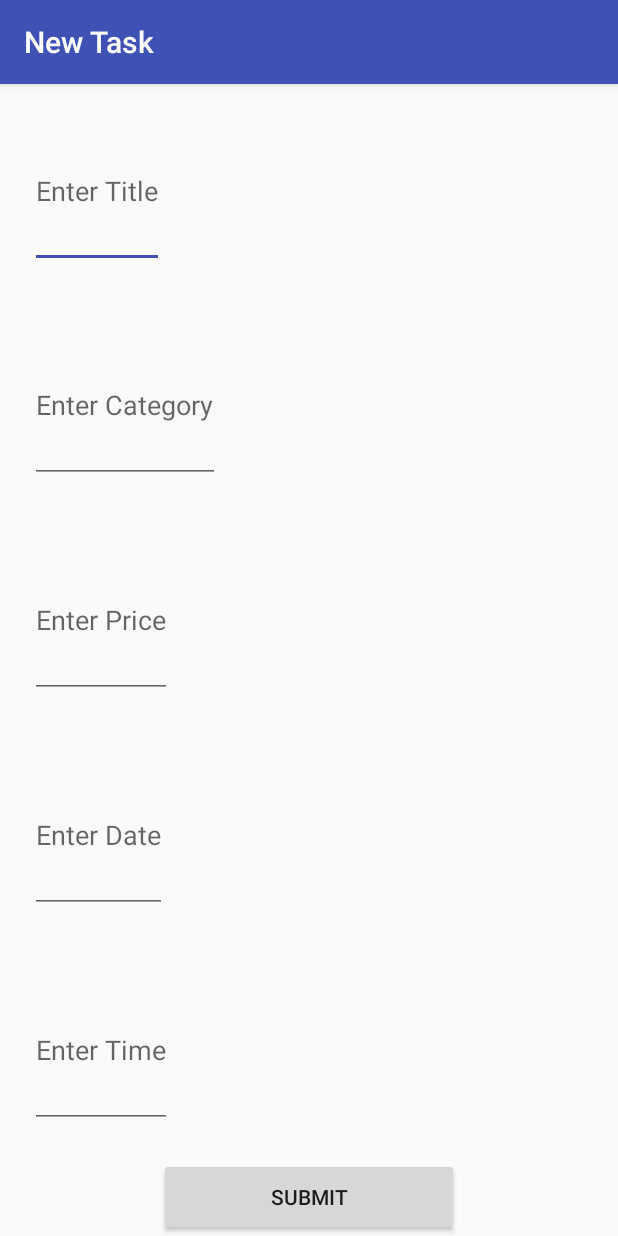
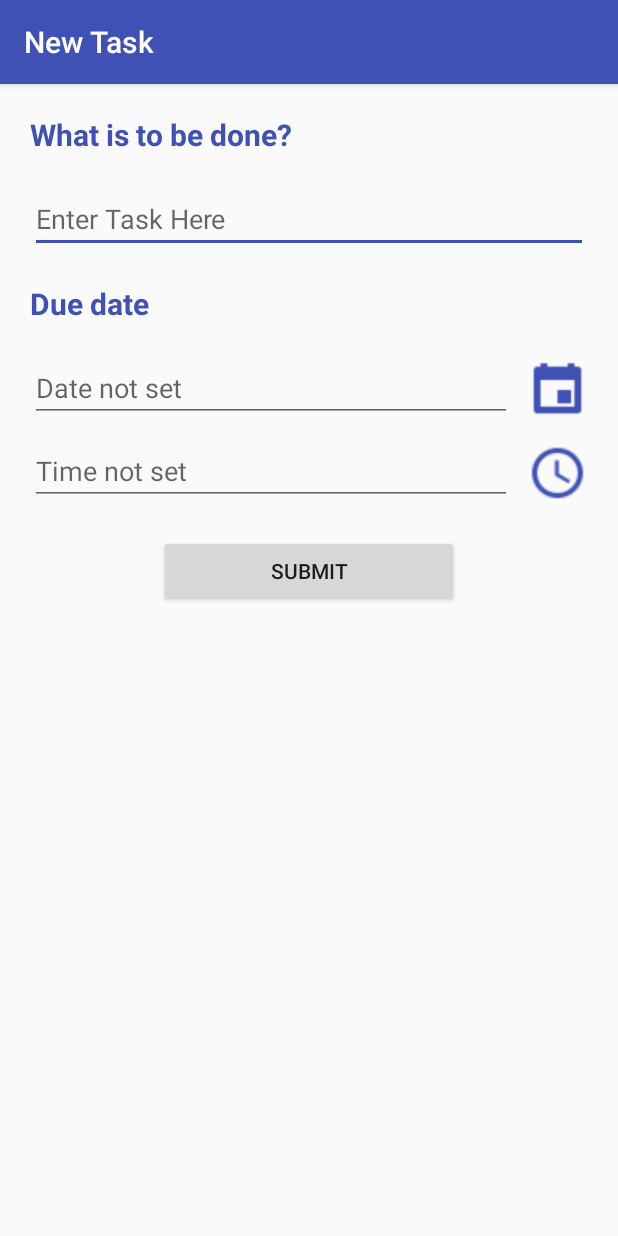
Before and after one commit to Aksh-ay/To-Do, an Android app: the screen it shows after launch (ExpenseDetailActivity), after a tap on an icon or button, on a phone screen of 412 x 824 dp. Run offline under Robolectric (Android 15) with nearby library versions, the phone set to English and light mode, and no system bars.

Commit message:
UI complete

```diff
--- a/app/src/main/java/com/example/asus/todoclass2/ExpenseDetailActivity.java
+++ b/app/src/main/java/com/example/asus/todoclass2/ExpenseDetailActivity.java
@@ -22,8 +22,8 @@ public class ExpenseDetailActivity extends AppCompatActivity {
     String title;
     int Id;
     EditText titleTextView;
-    EditText categoryTextView;
-    EditText priceTextView;
+//    EditText categoryTextView;
+//    EditText priceTextView;
     EditText dateEditText;
     EditText timeEditText;
     long time;
@@ -35,11 +35,13 @@ public class ExpenseDetailActivity extends AppCompatActivity {
         super.onCreate(savedInstanceState);
         setContentView(R.layout.activity_expense_detail);
         titleTextView = (EditText) findViewById(R.id.expenseDetailTitleTextView);
-        categoryTextView = (EditText) findViewById(R.id.expenseDetailCategoryTextView);
-        priceTextView = (EditText) findViewById(R.id.expenseDetailPriceTextView);
+//        categoryTextView = (EditText) findViewById(R.id.expenseDetailCategoryTextView);
+//        priceTextView = (EditText) findViewById(R.id.expenseDetailPriceTextView);
         dateEditText = (EditText) findViewById(R.id.expenseDetailDateTextView);
         timeEditText = (EditText) findViewById(R.id.expenseDetailTimeTextView);
         Button submitButton = (Button) findViewById(R.id.expenseDetailSubmitButton);
+        Button dateButton = (Button) findViewById(R.id.dateButton);
+        Button timeButton = (Button) findViewById(R.id.timeButton);
         Intent i = getIntent();
         title   = i.getStringExtra(IntentConstants.EXPENSE_TITLE);
         oldtime = i.getLongExtra("epoch",-1);
@@ -47,10 +49,10 @@ public class ExpenseDetailActivity extends AppCompatActivity {
         setTitle(title);
          if (Id!= -1)
          {   setTitle("Update Task");
-             double oldprice = i.getDoubleExtra("price",-1);
+//             double oldprice = i.getDoubleExtra("price",-1);
              titleTextView.setText(title);
-             categoryTextView.setText(i.getStringExtra("category"));
-             priceTextView.setText(oldprice+"");
+//             categoryTextView.setText(i.getStringExtra("category"));
+//             priceTextView.setText(oldprice+"");
              Calendar calendar = Calendar.getInstance();
              calendar.setTimeInMillis(oldtime);
 
@@ -75,6 +77,18 @@ public class ExpenseDetailActivity extends AppCompatActivity {
             }
         });
 
+        dateButton.setOnClickListener(new View.OnClickListener() {
+            @Override
+            public void onClick(View v) {
+                Calendar newCalendar = Calendar.getInstance();
+                int month = newCalendar.get(Calendar.MONTH);  // Current month
+                int year = newCalendar.get(Calendar.YEAR);   // Current year
+                int day= newCalendar.get(Calendar.DATE);
+                showDatePicker(ExpenseDetailActivity.this, year, month, day );
+
+            }
+        });
+
 
         timeEditText.setOnClickListener(new View.OnClickListener() {
             @Override
@@ -87,33 +101,40 @@ public class ExpenseDetailActivity extends AppCompatActivity {
             }
         });
 
+        timeButton.setOnClickListener(new View.OnClickListener() {
+            @Override
+            public void onClick(View v) {
+                Calendar newCalendar =  Calendar.getInstance();
+                int hour = newCalendar.get(Calendar.HOUR_OF_DAY);
+                int mins = newCalendar.get(Calendar.MINUTE);
+                showTimePicker(ExpenseDetailActivity.this,hour,mins);
+            }
+        });
+
         submitButton.setOnClickListener(new View.OnClickListener() {
             @Override
             public void onClick(View v) {
                 String newTitle = titleTextView.getText().toString();
-                String newCategory = categoryTextView.getText().toString();
-                String price = priceTextView.getText().toString();
-                double newPrice = 0;
+//                String newCategory = categoryTextView.getText().toString();
+//                String price = priceTextView.getText().toString();
+//                double newPrice = 0;
 
                 if(newTitle.trim().isEmpty()){
                     titleTextView.setError("This Field cannont be empty.");
                     return;
                 }
 
-                if (!price.isEmpty()){
-                    newPrice = Double.parseDouble(price);
+//                if (!price.isEmpty()){
+//                    newPrice = Double.parseDouble(price);
+//                }
 
 
-
-
-
-                }
                ExpenseOpenHelper expenseOpenHelper = ExpenseOpenHelper.getOpenHelperInstance(ExpenseDetailActivity.this);
                 SQLiteDatabase database = expenseOpenHelper.getWritableDatabase();
                 ContentValues cv = new ContentValues();
                 cv.put(ExpenseOpenHelper.Expense_TITLE, newTitle);
-                cv.put(ExpenseOpenHelper.Expense_Category,newCategory);
-                cv.put(ExpenseOpenHelper.Expense_Price, newPrice);
+//                cv.put(ExpenseOpenHelper.Expense_Category,newCategory);
+//                cv.put(ExpenseOpenHelper.Expense_Price, newPrice);
                 cv.put(ExpenseOpenHelper.Expense_DateTIme, time);
 
                 if(Id==-1)
--- a/app/src/main/java/com/example/asus/todoclass2/ExpenseOpenHelper.java
+++ b/app/src/main/java/com/example/asus/todoclass2/ExpenseOpenHelper.java
@@ -13,8 +13,8 @@ import android.database.sqlite.SQLiteOpenHelper;
     public  final static String Expense_Table_Name = "Expense";
     public  final static String Expense_TITLE = "title";
     public  final static String Expense_Id = "_id";
-    public  final static String Expense_Price = "price";
-    public  final static String Expense_Category = "category";
+//    public  final static String Expense_Price = "price";
+//    public  final static String Expense_Category = "category";
     public  final static String Expense_DateTIme = "dateTime";
     public static  ExpenseOpenHelper expenseOpenHelper;
 
@@ -33,7 +33,7 @@ import android.database.sqlite.SQLiteOpenHelper;
     @Override
     public void onCreate(SQLiteDatabase db) {
       String query = "create table " + Expense_Table_Name +"( " + Expense_Id +" integer primary key autoincrement, " + Expense_TITLE
-              +" text, " + Expense_Price + " real, " + Expense_Category + " text, " + Expense_DateTIme + " bigint);";
+              +" text, " + Expense_DateTIme + " bigint);";
         db.execSQL(query);
     }
 
--- a/app/src/main/res/layout/activity_expense_detail.xml
+++ b/app/src/main/res/layout/activity_expense_detail.xml
@@ -8,55 +8,110 @@
     tools:context="com.example.asus.todoclass2.MainActivity">
 
 
+       <TextView
+           android:layout_width="wrap_content"
+           android:layout_height="wrap_content"
+           android:text="What is to be done?"
+           android:textStyle="bold"
+           android:textColor="@color/colorPrimary"
+           android:layout_margin="20dp"
+           android:textSize="20sp"/>
+
        <EditText
-        android:layout_width="wrap_content"
-        android:layout_height="0dp"
-        android:hint="Enter Title"
-           android:layout_weight="1"
-           android:layout_margin="20dp"
+        android:layout_width="match_parent"
+        android:layout_height="wrap_content"
+        android:layout_marginLeft="20dp"
+        android:layout_marginRight="20dp"
+        android:hint="Enter Task Here"
         android:id="@+id/expenseDetailTitleTextView"/>
 
+
+       <!--<EditText-->
+        <!--android:layout_width="wrap_content"-->
+        <!--android:layout_height="0dp"-->
+        <!--android:hint="Enter Category"-->
+        <!--android:layout_margin="20dp"-->
+        <!--android:layout_weight="1"-->
+        <!--android:id="@+id/expenseDetailCategoryTextView"/>-->
+
+       <!--<EditText-->
+           <!--android:layout_width="wrap_content"-->
+           <!--android:layout_weight="1"-->
+           <!--android:layout_height="0dp"-->
+           <!--android:hint="Enter Price"-->
+           <!--android:layout_margin="20dp"-->
+           <!--android:id="@+id/expenseDetailPriceTextView"/>-->
+       <TextView
+           android:layout_width="wrap_content"
+           android:layout_height="wrap_content"
+           android:layout_margin="20dp"
+           android:textStyle="bold"
+           android:text="Due date"
+           android:textColor="@color/colorPrimary"
+           android:textSize="20sp"/>
+
+       <LinearLayout
+           android:layout_width="match_parent"
+           android:layout_height="wrap_content"
+           android:orientation="horizontal"
+           android:layout_marginRight="20dp"
+           android:layout_marginLeft="20dp">
        <EditText
-        android:layout_width="wrap_content"
-        android:layout_height="0dp"
-        android:hint="Enter Category"
-        android:layout_margin="20dp"
+           android:layout_width="0dp"
+           android:layout_height="wrap_content"
+           android:layout_weight="8"
+           android:hint="Date not set"
+           android:focusable="false"
+           android:id="@+id/expenseDetailDateTextView"/>
+
+       <Button
+           android:id="@+id/dateButton"
+           android:layout_width="0dp"
            android:layout_weight="1"
-        android:id="@+id/expenseDetailCategoryTextView"/>
+           android:layout_marginLeft="10dp"
+           android:layout_height="40dp"
+           android:background="@drawable/ic_event_black_24dp"
+           android:backgroundTint="@color/colorPrimary"/>
+
+       </LinearLayout>
+
+       <LinearLayout
+           android:layout_width="match_parent"
+           android:layout_height="wrap_content"
+           android:orientation="horizontal"
+           android:layout_marginRight="20dp"
+           android:layout_marginTop="10dp"
+           android:layout_marginLeft="20dp">
 
        <EditText
-           android:layout_width="wrap_content"
-           android:layout_weight="1"
-           android:layout_height="0dp"
-           android:hint="Enter Price"
-           android:layout_margin="20dp"
-           android:id="@+id/expenseDetailPriceTextView"/>
-
-       <EditText
-           android:layout_width="wrap_content"
-           android:layout_weight="1"
-           android:layout_height="0dp"
-           android:hint="Enter Date"
+           android:layout_width="0dp"
+           android:layout_height="wrap_content"
+           android:hint="Time not set"
            android:focusable="false"
-           android:layout_margin="20dp"
-           android:id="@+id/expenseDetailDateTextView"/>
-
-       <EditText
-           android:layout_width="wrap_content"
-           android:layout_height="0dp"
-           android:hint="Enter Time"
-           android:focusable="false"
-           android:layout_weight="1"
-           android:layout_margin="20dp"
+           android:layout_weight="8"
            android:id="@+id/expenseDetailTimeTextView"/>
 
        <Button
+           android:id="@+id/timeButton"
+           android:layout_width="0dp"
+           android:layout_height="40dp"
+           android:background="@drawable/ic_schedule_black_24dp"
+           android:backgroundTint="@color/colorPrimary"
+           android:layout_weight="1"
+           android:layout_marginLeft="10dp" />
+
+       </LinearLayout>
+
+
+        <Button
            android:layout_width="200dp"
-        android:layout_height="0dp"
-        android:layout_weight="0.5"
+           android:layout_height="wrap_content"
            android:text="Submit"
+            android:layout_marginTop="20dp"
            android:layout_gravity="center"
            android:id="@+id/expenseDetailSubmitButton"/>
 
 
+
+
 </LinearLayout>
```
Also changed, not shown: app/src/main/java/com/example/asus/todoclass2/Expense.java (+1 -6 lines), app/src/main/java/com/example/asus/todoclass2/ExpenseListAdapter.java (+14 -14 lines), app/src/main/java/com/example/asus/todoclass2/MainActivity.java (+6 -6 lines), app/src/main/res/layout/list_item.xml (+52 -20 lines), app/src/main/res/drawable/ic_add_white_24dp.png (added), app/src/main/res/drawable/ic_event_black_24dp.png (added), app/src/main/res/drawable/ic_schedule_black_24dp.png (added). Lines whose indentation alone changed are shown as unchanged.
